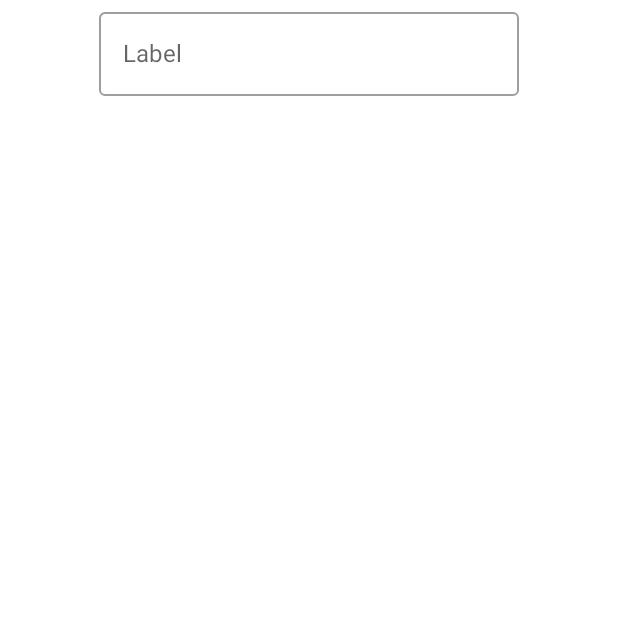
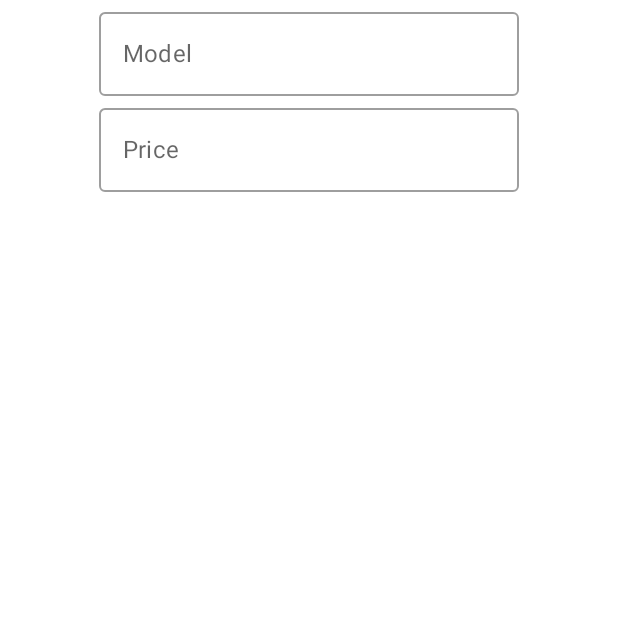
Before and after one commit to BrenoHenrique07/JetpackCompose-project, an Android app built with Jetpack Compose: the screen it shows after launch (MainActivity), on a phone screen of 412 x 824 dp, the top half of it. Run offline under Robolectric (Android 15) with nearby library versions, the phone set to English and light mode, and no system bars.

Commit message:
Criacao forms

```diff
--- a/app/src/main/java/com/example/ap/MainActivity.kt
+++ b/app/src/main/java/com/example/ap/MainActivity.kt
@@ -3,8 +3,11 @@ package com.example.ap
 import android.os.Bundle
 import androidx.activity.ComponentActivity
 import androidx.activity.compose.setContent
+import androidx.compose.foundation.background
 import androidx.compose.foundation.layout.Column
 import androidx.compose.foundation.layout.fillMaxSize
+import androidx.compose.foundation.layout.fillMaxWidth
+import androidx.compose.foundation.shape.CircleShape
 import androidx.compose.material.MaterialTheme
 import androidx.compose.material.OutlinedTextField
 import androidx.compose.material.Surface
@@ -37,14 +40,21 @@ class MainActivity : ComponentActivity() {
 fun Greeting(name: String) {
 
     Column(
-
+        modifier = Modifier.fillMaxWidth()
     ) {
-        var text by remember { mutableStateOf("") }
+        var model by remember { mutableStateOf("") }
+        var price by remember { mutableStateOf("") }
 
         OutlinedTextField(
-            value = text,
-            onValueChange = { text = it },
-            label = { Text("Label") },
+            value = model,
+            onValueChange = { model = it },
+            label = { Text("Model") },
+            modifier = Modifier.align(Alignment.CenterHorizontally)
+        )
+        OutlinedTextField(
+            value = price,
+            onValueChange = { price = it },
+            label = { Text("Price") },
             modifier = Modifier.align(Alignment.CenterHorizontally)
         )
     }
```
